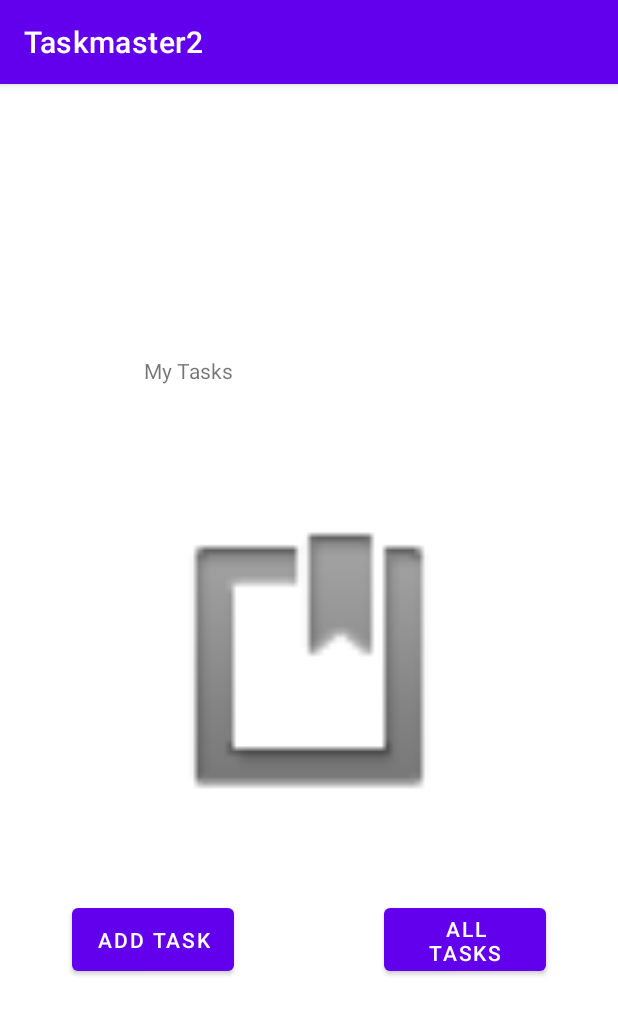
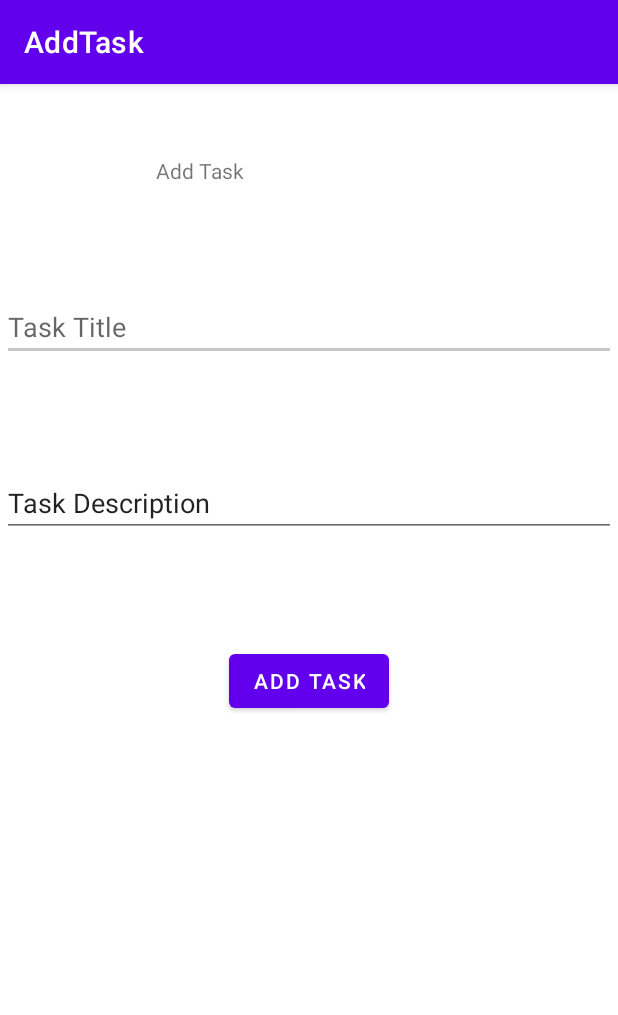
Before and after one commit to VictorSully79/Taskmaster2, an Android app: the screen it shows after launch (MainActivity before the commit, AddTask after it), on a phone screen of 412 x 824 dp. Shown: the top 1015 px of the screen. Run offline under Robolectric (Android 15) with nearby library versions, the phone set to English and light mode, and no system bars.

Commit message:
Day 2 layout with new pages

```diff
--- a/app/build.gradle
+++ b/app/build.gradle
@@ -33,7 +33,9 @@ dependencies {
     implementation 'androidx.appcompat:appcompat:1.2.0'
     implementation 'com.google.android.material:material:1.3.0'
     implementation 'androidx.constraintlayout:constraintlayout:2.0.4'
+    implementation 'androidx.wear:wear:1.0.0'
     testImplementation 'junit:junit:4.+'
     androidTestImplementation 'androidx.test.ext:junit:1.1.2'
     androidTestImplementation 'androidx.test.espresso:espresso-core:3.3.0'
+    compileOnly 'com.google.android.wearable:wearable:2.6.0'
 }
--- /dev/null
+++ b/app/src/main/java/com/example/taskmaster2/AddTask.java
@@ -0,0 +1,14 @@
+package com.example.taskmaster2;
+
+import androidx.appcompat.app.AppCompatActivity;
+
+import android.os.Bundle;
+
+public class AddTask extends AppCompatActivity {
+
+    @Override
+    protected void onCreate(Bundle savedInstanceState) {
+        super.onCreate(savedInstanceState);
+        setContentView(R.layout.activity_add_task);
+    }
+}
--- /dev/null
+++ b/app/src/main/res/layout/activity_add_task.xml
@@ -0,0 +1,56 @@
+<?xml version="1.0" encoding="utf-8"?>
+<androidx.constraintlayout.widget.ConstraintLayout xmlns:android="http://schemas.android.com/apk/res/android"
+    xmlns:app="http://schemas.android.com/apk/res-auto"
+    xmlns:tools="http://schemas.android.com/tools"
+    android:layout_width="match_parent"
+    android:layout_height="match_parent"
+    tools:context=".AddTask">
+
+    <TextView
+        android:id="@+id/addTaskTextView"
+        android:layout_width="wrap_content"
+        android:layout_height="wrap_content"
+        android:layout_marginStart="104dp"
+        android:layout_marginTop="48dp"
+        android:text="Add Task"
+        app:layout_constraintStart_toStartOf="parent"
+        app:layout_constraintTop_toTopOf="parent" />
+
+    <EditText
+        android:id="@+id/editTaskTitle"
+        android:layout_width="409dp"
+        android:layout_height="wrap_content"
+        android:layout_marginTop="72dp"
+        android:backgroundTint="#C8C6C6"
+        android:ems="10"
+        android:hint="Task Title"
+        android:inputType="text"
+        app:layout_constraintEnd_toEndOf="parent"
+        app:layout_constraintHorizontal_bias="0.5"
+        app:layout_constraintStart_toStartOf="parent"
+        app:layout_constraintTop_toBottomOf="@+id/addTaskTextView" />
+
+    <EditText
+        android:id="@+id/editTextTextPersonName2"
+        android:layout_width="409dp"
+        android:layout_height="wrap_content"
+        android:layout_marginTop="72dp"
+        android:ems="10"
+        android:inputType="text"
+        android:text="Task Description"
+        app:layout_constraintEnd_toEndOf="parent"
+        app:layout_constraintHorizontal_bias="0.5"
+        app:layout_constraintStart_toStartOf="parent"
+        app:layout_constraintTop_toBottomOf="@+id/editTaskTitle" />
+
+    <Button
+        android:id="@+id/confirmAddTaskButton"
+        android:layout_width="wrap_content"
+        android:layout_height="wrap_content"
+        android:layout_marginTop="72dp"
+        android:text="Add Task"
+        app:layout_constraintEnd_toEndOf="parent"
+        app:layout_constraintHorizontal_bias="0.5"
+        app:layout_constraintStart_toStartOf="parent"
+        app:layout_constraintTop_toBottomOf="@+id/editTextTextPersonName2" />
+</androidx.constraintlayout.widget.ConstraintLayout>
--- a/app/src/main/res/layout/activity_main.xml
+++ b/app/src/main/res/layout/activity_main.xml
@@ -40,7 +40,7 @@
         app:layout_constraintTop_toBottomOf="@+id/imageView2" />
 
     <TextView
-        android:id="@+id/myTasksHome"
+        android:id="@+id/myTasksHomeTextView"
         android:layout_width="91dp"
         android:layout_height="32dp"
         android:layout_marginStart="96dp"
--- /dev/null
+++ b/app/src/main/res/values-round/strings.xml
@@ -0,0 +1,3 @@
+<resources>
+    <string name="hello_world">Hello Round World!</string>
+</resources>
--- a/app/src/main/res/values/strings.xml
+++ b/app/src/main/res/values/strings.xml
@@ -1,3 +1,9 @@
 <resources>
     <string name="app_name">Taskmaster2</string>
+    <string name="title_activity_add_task">AddTask</string>
+    <!--
+    This string is used for square devices and overridden by hello_world in
+    values-round/strings.xml for round devices.
+    -->
+    <string name="hello_world">Hello Square World!</string>
 </resources>
--- a/build.gradle
+++ b/build.gradle
@@ -5,7 +5,7 @@ buildscript {
         jcenter()
     }
     dependencies {
-        classpath "com.android.tools.build:gradle:4.1.2"
+        classpath 'com.android.tools.build:gradle:4.1.3'
 
         // NOTE: Do not place your application dependencies here; they belong
         // in the individual module build.gradle files
```
Also changed, not shown: app/src/main/AndroidManifest.xml (+25 -0 lines), app/src/main/java/com/example/taskmaster2/MainActivity.java (+21 -1 lines), app/src/main/res/values/dimens.xml (added, +15 -0 lines).
